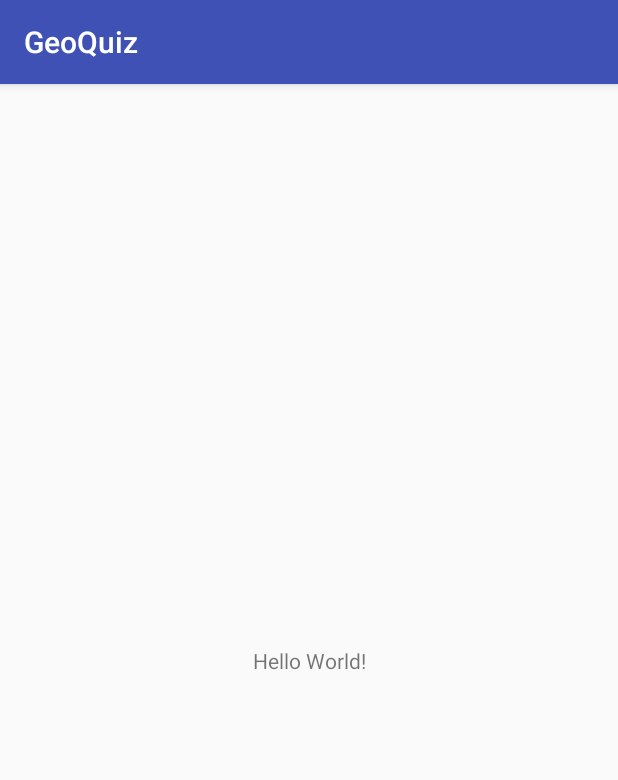
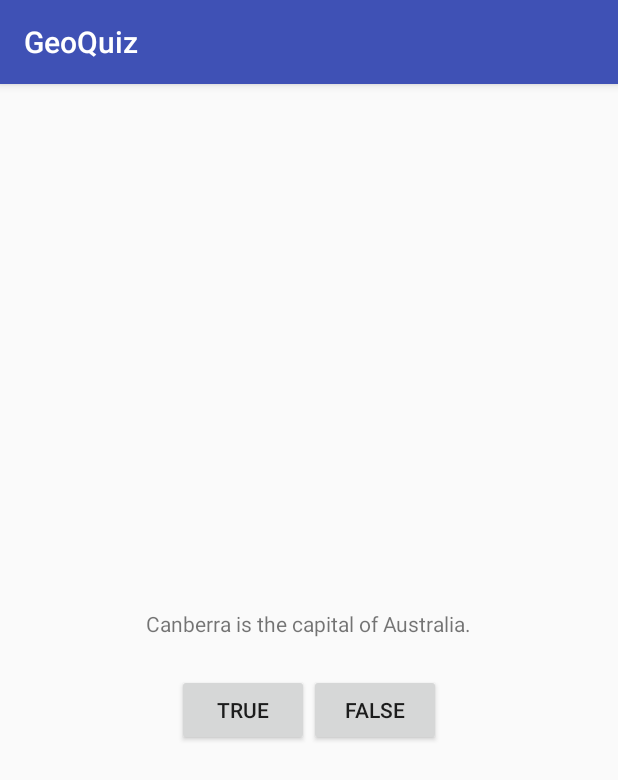
Before and after one commit to chalypeng/AndroidDev, an Android app: the screen it shows after launch (QuizActivity), on a phone screen of 412 x 824 dp. Shown: the top 780 px of the screen. Run offline under Robolectric (Android 15) with nearby library versions, the phone set to English and light mode, and no system bars.

Commit message:
done with chap 1

```diff
--- a/GeoQuiz/app/src/main/java/xyz/toor/geoquiz/QuizActivity.java
+++ b/GeoQuiz/app/src/main/java/xyz/toor/geoquiz/QuizActivity.java
@@ -2,12 +2,37 @@
 
 import android.support.v7.app.AppCompatActivity;
 import android.os.Bundle;
+import android.view.Gravity;
+import android.view.View;
+import android.widget.Button;
+import android.widget.Toast;
+
 
 public class QuizActivity extends AppCompatActivity {
-
+    private Button mTrueButton;
+    private Button mFalseButton;
     @Override
     protected void onCreate(Bundle savedInstanceState) {
         super.onCreate(savedInstanceState);
         setContentView(R.layout.activity_quiz);
+
+        mTrueButton = (Button) findViewById(R.id.true_button);
+        mTrueButton.setOnClickListener(new View.OnClickListener() {
+            @Override
+            public void onClick(View view) {
+//                Toast.makeText(QuizActivity.this, R.string.correct_toast,Toast.LENGTH_SHORT ).show();
+                // 挑战 自定义 Toast
+                Toast toast = Toast.makeText(QuizActivity.this, R.string.correct_toast,Toast.LENGTH_SHORT );
+                toast.setGravity(Gravity.TOP,0,0);
+                toast.show();
+            }
+        });
+        mFalseButton = (Button) findViewById(R.id.false_button);
+        mFalseButton.setOnClickListener(new View.OnClickListener() {
+            @Override
+            public void onClick(View view) {
+                Toast.makeText(QuizActivity.this, R.string.incorrect_toast,Toast.LENGTH_SHORT ).show();
+            }
+        });
     }
 }
--- a/GeoQuiz/app/src/main/res/layout/activity_quiz.xml
+++ b/GeoQuiz/app/src/main/res/layout/activity_quiz.xml
@@ -1,18 +1,33 @@
 <?xml version="1.0" encoding="utf-8"?>
-<android.support.constraint.ConstraintLayout xmlns:android="http://schemas.android.com/apk/res/android"
-    xmlns:app="http://schemas.android.com/apk/res-auto"
-    xmlns:tools="http://schemas.android.com/tools"
+<LinearLayout xmlns:android="http://schemas.android.com/apk/res/android"
     android:layout_width="match_parent"
     android:layout_height="match_parent"
-    tools:context="xyz.toor.geoquiz.QuizActivity">
+    android:gravity="center"
+    android:orientation="vertical">
 
     <TextView
         android:layout_width="wrap_content"
         android:layout_height="wrap_content"
-        android:text="Hello World!"
-        app:layout_constraintBottom_toBottomOf="parent"
-        app:layout_constraintLeft_toLeftOf="parent"
-        app:layout_constraintRight_toRightOf="parent"
-        app:layout_constraintTop_toTopOf="parent" />
+        android:padding="24dp"
+        android:text="@string/question_text"/>
 
-</android.support.constraint.ConstraintLayout>
+    <LinearLayout
+        android:layout_width="wrap_content"
+        android:layout_height="wrap_content"
+        android:orientation="horizontal">
+
+        <Button
+            android:id="@+id/true_button"
+            android:layout_width="wrap_content"
+            android:layout_height="wrap_content"
+            android:text="@string/true_button"/>
+
+        <Button
+            android:id="@+id/false_button"
+            android:layout_width="wrap_content"
+            android:layout_height="wrap_content"
+            android:text="@string/false_button"/>
+
+    </LinearLayout>
+
+</LinearLayout>
--- a/GeoQuiz/app/src/main/res/values/strings.xml
+++ b/GeoQuiz/app/src/main/res/values/strings.xml
@@ -1,3 +1,8 @@
 <resources>
     <string name="app_name">GeoQuiz</string>
+    <string name="question_text">Canberra is the capital of Australia.</string>
+    <string name="true_button">True</string>
+    <string name="false_button">False</string>
+    <string name="correct_toast">Correct!</string>
+    <string name="incorrect_toast">Inorrect!</string>
 </resources>
```
